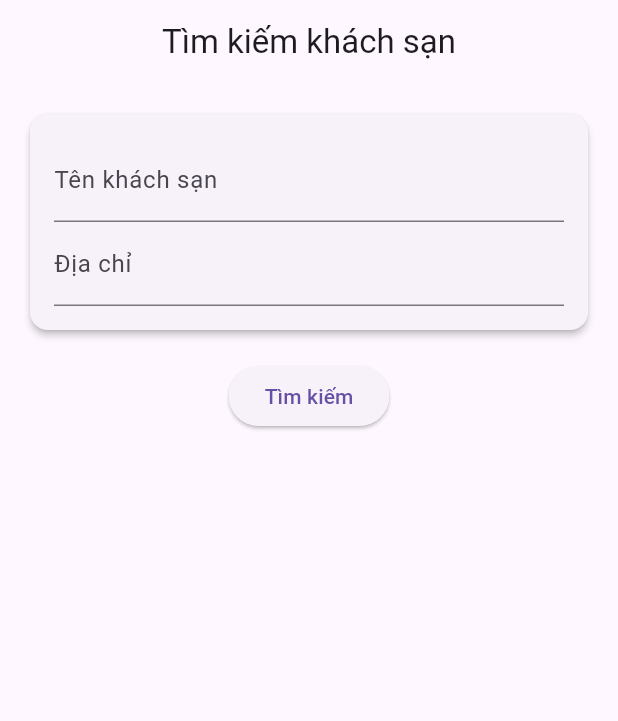
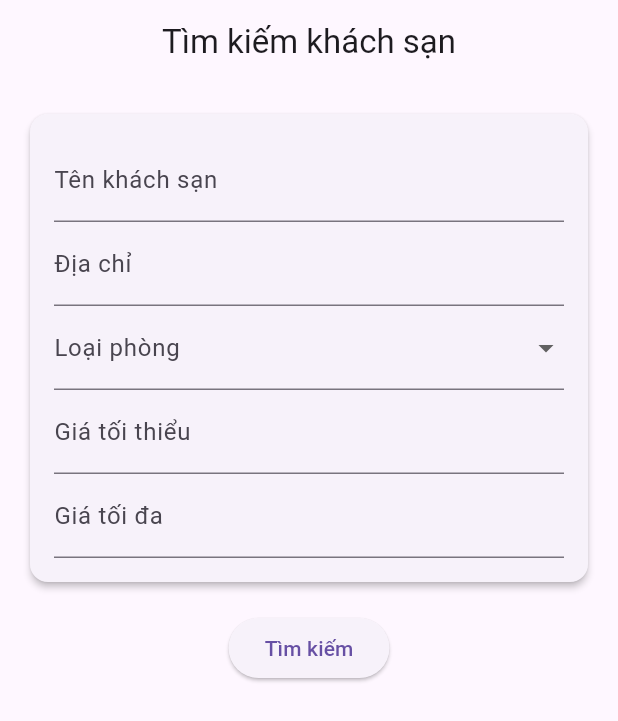
Before and after one commit to tienvu739/doanmobi, a Flutter app: the HotelSearchPage screen opened directly, on a phone screen of 412 x 824 dp. Shown: the top 721 px of the screen. Run offline on Flutter 3.47's test engine with Material 3 defaults, Android fonts, the phone set to English and light mode, and no system bars; our stand-ins replace image_picker, salomon_bottom_bar, shared_preferences, sprintf; missing offline and left inert: flutter_zalopay_sdk; accounts and stored records are empty; network calls fail.

Commit message:
update 4

```diff
--- a/lib/Screens/user/HotelSearchPage.dart
+++ b/lib/Screens/user/HotelSearchPage.dart
@@ -1,9 +1,8 @@
+import 'dart:convert';
 import 'package:flutter/material.dart';
 import 'package:http/http.dart' as http;
-import 'dart:convert';
+import 'package:shared_preferences/shared_preferences.dart';
 import 'package:doanmobi/models/hotel.dart';
-import 'package:shared_preferences/shared_preferences.dart';
-
 import 'DetailHotel.dart';
 
 class HotelSearchPage extends StatefulWidget {
@@ -15,7 +14,17 @@ class _HotelSearchPageState extends State<HotelSearchPage> {
   List<Hotel> _hotels = [];
   String _name = '';
   String _address = '';
+  String? _selectedRoomType;
+  double? _minPrice;
+  double? _maxPrice;
   String _token = '';
+
+  final List<String> _hotelTypes = [
+    'Phòng Standard',
+    'Phòng Superior',
+    'Phòng Deluxe',
+    'Phòng Suite'
+  ];
 
   @override
   void initState() {
@@ -29,7 +38,12 @@ class _HotelSearchPageState extends State<HotelSearchPage> {
   }
 
   Future<void> _searchHotels() async {
-    final url = Uri.parse('https://10.0.2.2:7226/api/Hotel/searchHotels?name=$_name&address=$_address');
+    final url = Uri.parse('https://10.0.2.2:7226/api/Hotel/searchHotels'
+        '?name=$_name'
+        '&address=$_address'
+        '&minPrice=${_minPrice ?? ''}'
+        '&maxPrice=${_maxPrice ?? ''}'
+        '&roomType=${_selectedRoomType ?? ''}');
     try {
       final response = await http.get(
         url,
@@ -40,14 +54,12 @@ class _HotelSearchPageState extends State<HotelSearchPage> {
       );
 
       if (response.statusCode == 200) {
-        // Kiểm tra xem phản hồi có phải là JSON hợp lệ không
         if (response.body.isNotEmpty) {
           final data = jsonDecode(response.body) as List;
           setState(() {
             _hotels = data.map((hotelJson) => Hotel.fromJson(hotelJson)).toList();
           });
         } else {
-          // Xử lý trường hợp phản hồi rỗng
           setState(() {
             _hotels = [];
           });
@@ -56,15 +68,12 @@ class _HotelSearchPageState extends State<HotelSearchPage> {
           );
         }
       } else {
-        // Xử lý phản hồi lỗi
         final errorResponse = jsonDecode(response.body);
         ScaffoldMessenger.of(context).showSnackBar(
           SnackBar(content: Text(errorResponse['message'] ?? 'Failed to load hotels')),
         );
       }
     } catch (error) {
-      // Xử lý lỗi request
-      print('Error: $error');
       ScaffoldMessenger.of(context).showSnackBar(
         SnackBar(content: Text('Đã xảy ra lỗi: $error')),
       );
@@ -105,6 +114,39 @@ class _HotelSearchPageState extends State<HotelSearchPage> {
                         });
                       },
                     ),
+                    DropdownButtonFormField<String>(
+                      decoration: InputDecoration(labelText: 'Loại phòng'),
+                      value: _selectedRoomType,
+                      items: _hotelTypes.map((type) {
+                        return DropdownMenuItem(
+                          value: type,
+                          child: Text(type),
+                        );
+                      }).toList(),
+                      onChanged: (value) {
+                        setState(() {
+                          _selectedRoomType = value;
+                        });
+                      },
+                    ),
+                    TextField(
+                      decoration: InputDecoration(labelText: 'Giá tối thiểu'),
+                      keyboardType: TextInputType.number,
+                      onChanged: (value) {
+                        setState(() {
+                          _minPrice = double.tryParse(value);
+                        });
+                      },
+                    ),
+                    TextField(
+                      decoration: InputDecoration(labelText: 'Giá tối đa'),
+                      keyboardType: TextInputType.number,
+                      onChanged: (value) {
+                        setState(() {
+                          _maxPrice = double.tryParse(value);
+                        });
+                      },
+                    ),
                   ],
                 ),
               ),
@@ -126,8 +168,7 @@ class _HotelSearchPageState extends State<HotelSearchPage> {
                         Navigator.push(
                           context,
                           MaterialPageRoute(
-                            builder: (context) =>
-                                HotelDetailPage(hotel: hotel),
+                            builder: (context) => HotelDetailPage(hotel: hotel),
                           ),
                         );
                       },
```
Also changed, not shown: lib/Screens/user/CommentScreenHotel.dart (added, +102 -0 lines), lib/Screens/user/DetailHotel.dart (+16 -5 lines), lib/Screens/user/OrderListUser.dart (+7 -0 lines), lib/models/Evaluate.dart (added, +31 -0 lines).
